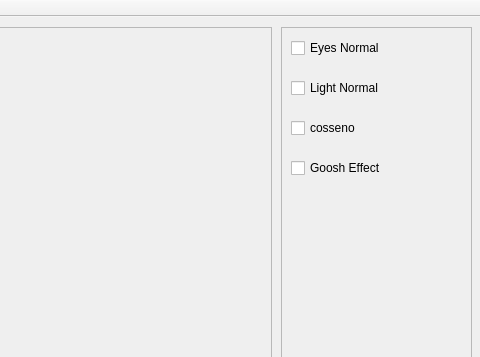
Above: samples/normalset/mainwindow.ui from njrizzo/tucano before the change; both pictures show x 219 to 699 and y 0 to 357 of the 699 by 470 pixel window. Below: the same form after it.
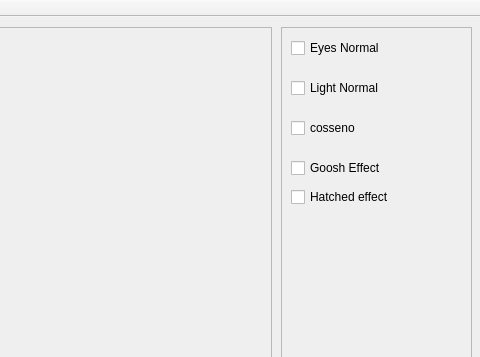
That is the form after the change.

Commit message: Finish the Normals to eyes and light, cossine and goosh effects

Patch:
```diff
--- a/samples/normalset/mainwindow.ui
+++ b/samples/normalset/mainwindow.ui
@@ -97,6 +97,19 @@
       <string>Goosh Effect</string>
      </property>
     </widget>
+    <widget class="QCheckBox" name="checkBox_5">
+     <property name="geometry">
+      <rect>
+       <x>10</x>
+       <y>160</y>
+       <width>111</width>
+       <height>20</height>
+      </rect>
+     </property>
+     <property name="text">
+      <string>Hatched effect</string>
+     </property>
+    </widget>
    </widget>
   </widget>
   <widget class="QMenuBar" name="menuBar">
```
Left out of the diff: 2 changed lines with no effect on the pictures. The commit also changes 9 other files.
